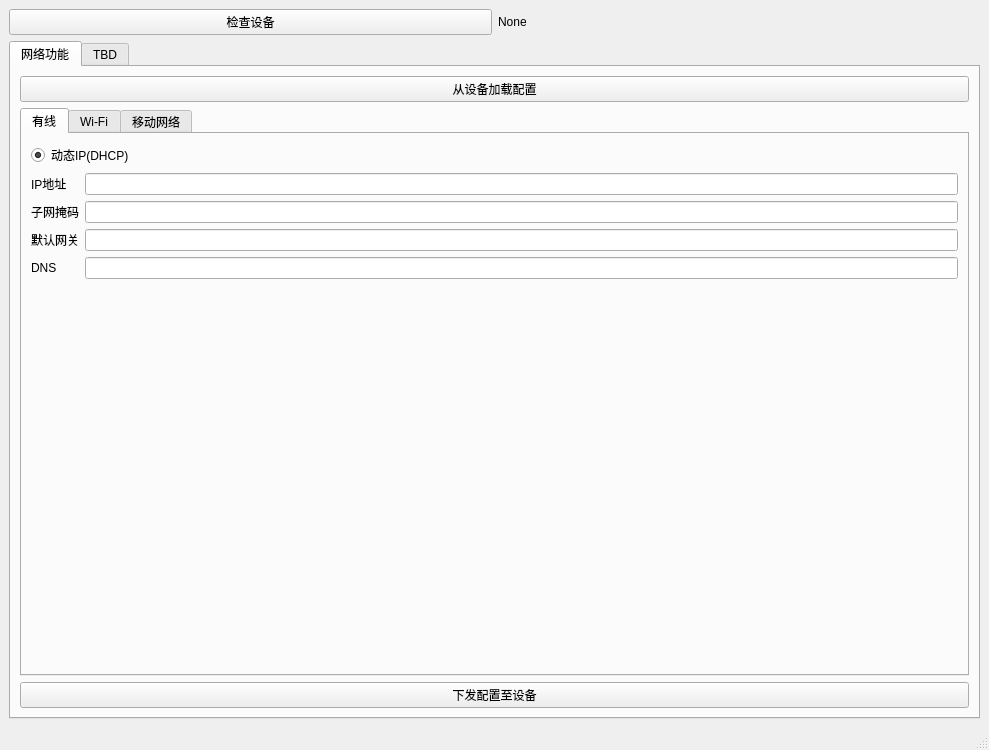
The window that TumConf.ui (JohnChain/RTWConfigor) describes before a commit, drawn with Qt 5.
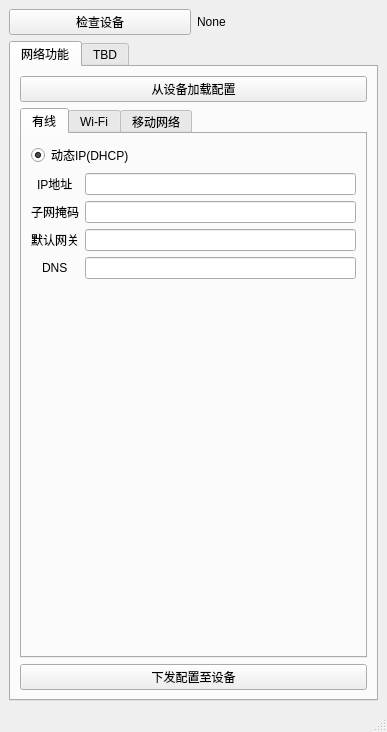
The same window after the commit.

Commit message: show ui ok

Patch:
```diff
--- a/TumConf.ui
+++ b/TumConf.ui
@@ -6,8 +6,8 @@
    <rect>
     <x>0</x>
     <y>0</y>
-    <width>989</width>
-    <height>750</height>
+    <width>387</width>
+    <height>732</height>
    </rect>
   </property>
   <property name="windowTitle">
@@ -79,10 +79,10 @@
             <item>
              <layout class="QFormLayout" name="formLayout_2">
               <property name="labelAlignment">
-               <set>Qt::AlignLeading|Qt::AlignLeft|Qt::AlignVCenter</set>
+               <set>Qt::AlignCenter</set>
               </property>
               <property name="formAlignment">
-               <set>Qt::AlignLeading|Qt::AlignLeft|Qt::AlignTop</set>
+               <set>Qt::AlignHCenter|Qt::AlignTop</set>
               </property>
               <item row="0" column="0">
                <widget class="QLabel" name="label_2">
```
Left out of the diff: 6 changed lines with no effect on the pictures. The commit also changes 5 other files.
